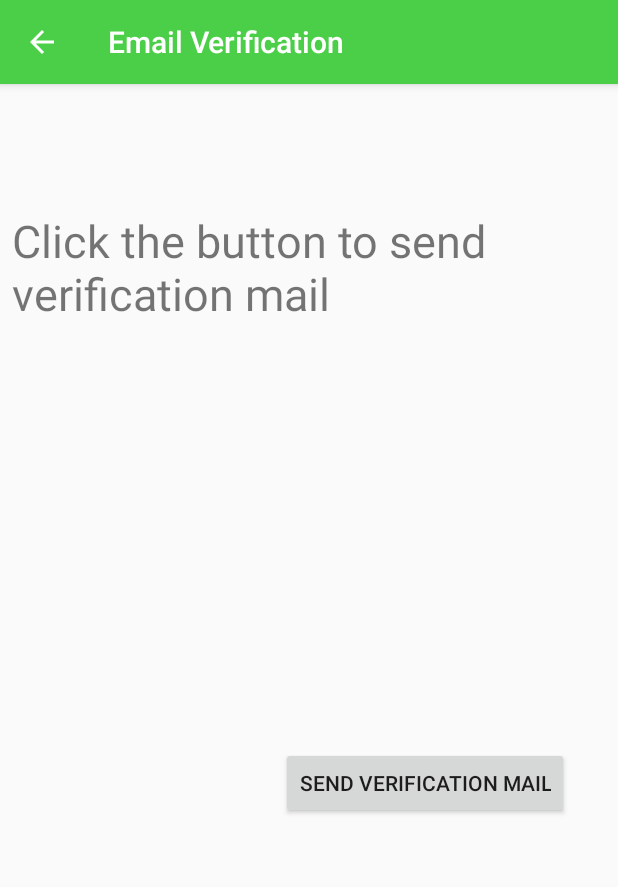
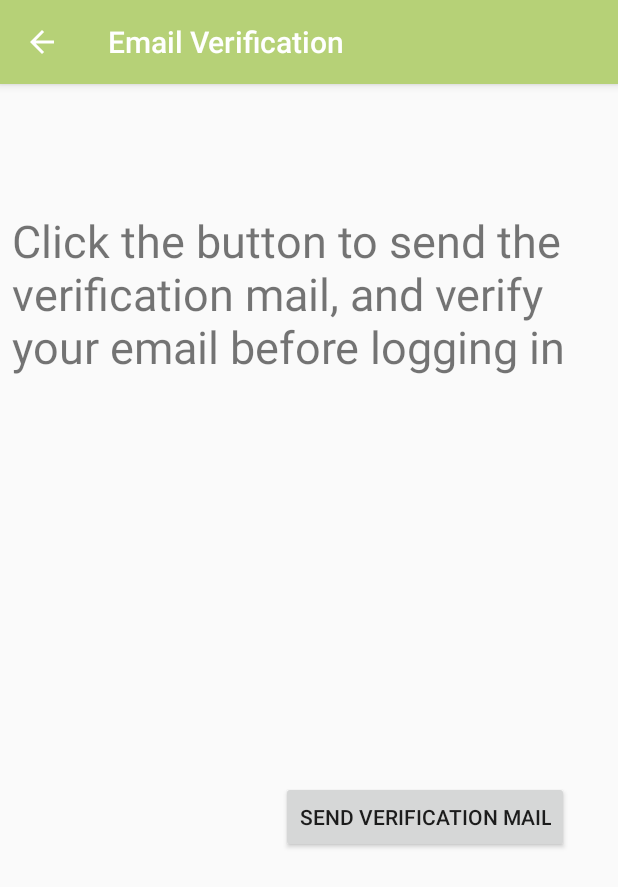
Before and after one commit to SijaAnan/CalorieCounter, an Android app: the RegisterActivity screen opened directly, with no data from a screen before it, on a phone screen of 412 x 824 dp. Shown: the top 887 px of the screen. Run offline under Robolectric (Android 15) with nearby library versions, the phone set to English and light mode, and no system bars; our stand-ins replace Firebase (no records; nobody signed in at launch, a user with empty details on screens opened directly).

Commit message:
first commit 8_9

```diff
--- a/app/src/main/res/layout/activity_register.xml
+++ b/app/src/main/res/layout/activity_register.xml
@@ -10,7 +10,7 @@
     <TextView
         android:id="@+id/reg_title_txt"
         android:layout_width="395dp"
-        android:layout_height="80dp"
+        android:layout_height="125dp"
         android:layout_marginEnd="8dp"
         android:layout_marginStart="8dp"
         android:layout_marginTop="84dp"
--- a/app/src/main/res/layout/activity_start.xml
+++ b/app/src/main/res/layout/activity_start.xml
@@ -4,7 +4,7 @@
     xmlns:tools="http://schemas.android.com/tools"
     android:layout_width="match_parent"
     android:layout_height="match_parent"
-    android:background="#bad172"
+    android:background="#cad6ae"
     tools:context=".StartActivity">
 
     <TextView
@@ -31,7 +31,7 @@
         android:layout_marginBottom="8dp"
         android:layout_marginStart="64dp"
         android:layout_marginTop="8dp"
-        android:background="?attr/colorError"
+        android:background="@color/start_signup_btn"
         android:text="@string/start_signup_btn"
         android:textColor="?attr/colorButtonNormal"
         android:textSize="18sp"
--- a/app/src/main/res/mipmap-anydpi-v26/ic_launcher.xml
+++ b/app/src/main/res/mipmap-anydpi-v26/ic_launcher.xml
@@ -1,5 +1,5 @@
 <?xml version="1.0" encoding="utf-8"?>
 <adaptive-icon xmlns:android="http://schemas.android.com/apk/res/android">
-    <background android:drawable="@drawable/ic_launcher_background" />
-    <foreground android:drawable="@drawable/ic_launcher_foreground" />
+    <background android:drawable="@color/ic_launcher_background"/>
+    <foreground android:drawable="@mipmap/ic_launcher_foreground"/>
 </adaptive-icon>
--- a/app/src/main/res/mipmap-anydpi-v26/ic_launcher_round.xml
+++ b/app/src/main/res/mipmap-anydpi-v26/ic_launcher_round.xml
@@ -1,5 +1,5 @@
 <?xml version="1.0" encoding="utf-8"?>
 <adaptive-icon xmlns:android="http://schemas.android.com/apk/res/android">
-    <background android:drawable="@drawable/ic_launcher_background" />
-    <foreground android:drawable="@drawable/ic_launcher_foreground" />
+    <background android:drawable="@color/ic_launcher_background"/>
+    <foreground android:drawable="@mipmap/ic_launcher_foreground"/>
 </adaptive-icon>
--- a/app/src/main/res/values/colors.xml
+++ b/app/src/main/res/values/colors.xml
@@ -1,6 +1,7 @@
 <?xml version="1.0" encoding="utf-8"?>
 <resources>
-    <color name="colorPrimary">#4ccf48</color>
-    <color name="colorPrimaryDark">#2c8933</color>
-    <color name="colorAccent">#ece4ac</color>
+    <color name="colorPrimary">#b6d177</color>
+    <color name="colorPrimaryDark">#5f8d45</color>
+    <color name="colorAccent">#d69f25</color>
+    <color name="start_signup_btn">#e27a26</color>
 </resources>
--- a/app/src/main/res/values/strings.xml
+++ b/app/src/main/res/values/strings.xml
@@ -9,7 +9,7 @@
     <string name="start_welcome_txt">Welcome to SijaAnan CalorieCounter App</string>
     <string name="start_signup_btn">Create an account</string>
     <string name="start_signin_btn">Sign in</string>
-    <string name="reg_title_txt">Click the button to send verification mail</string>
+    <string name="reg_title_txt">Click the button to send the verification mail, and verify your email before logging in</string>
     <string name="reg_email_hint">Enter your e-mail ...</string>
     <string name="reg_pass_hint">Please enter a password ...</string>
     <string name="reg_signup_btn">Send verification mail</string>
```
Also changed, not shown: app/src/main/res/mipmap-hdpi/ic_launcher.png, app/src/main/res/mipmap-hdpi/ic_launcher_round.png, app/src/main/res/mipmap-mdpi/ic_launcher.png, app/src/main/res/mipmap-mdpi/ic_launcher_round.png, app/src/main/res/mipmap-xhdpi/ic_launcher.png, app/src/main/res/mipmap-xhdpi/ic_launcher_round.png, app/src/main/res/mipmap-xxhdpi/ic_launcher.png, app/src/main/res/mipmap-xxhdpi/ic_launcher_round.png, app/src/main/res/mipmap-xxxhdpi/ic_launcher.png, app/src/main/res/mipmap-xxxhdpi/ic_launcher_round.png.
